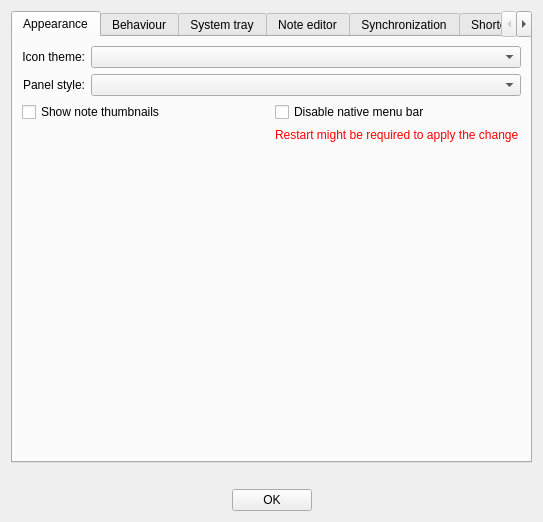
First picture: the form in lib/preferences/PreferencesDialog.ui, repository d1vanov/quentier, before the edit.
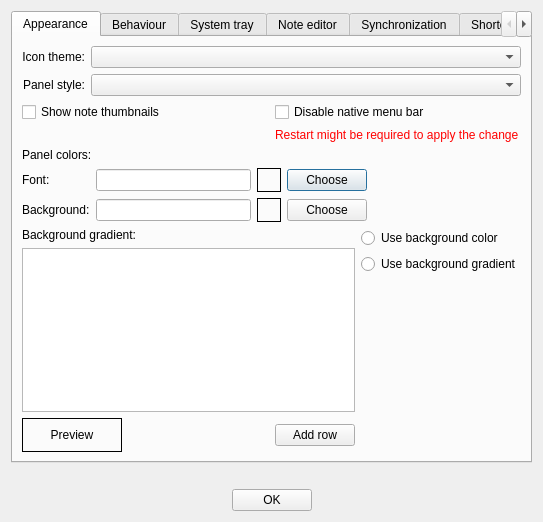
Second picture: the form after the edit. Custom widgets are drawn as their Qt base class.

Commit message: Issue #292: add UI for handling of extended panel colors customization

The edit to the form file:
```diff
--- a/lib/preferences/PreferencesDialog.ui
+++ b/lib/preferences/PreferencesDialog.ui
@@ -6,7 +6,7 @@
    <rect>
     <x>0</x>
     <y>0</y>
-    <width>531</width>
+    <width>539</width>
     <height>522</height>
    </rect>
   </property>
@@ -118,20 +118,229 @@
         </layout>
        </item>
        <item>
-        <spacer name="appearanceTabVerticalSpacer">
-         <property name="orientation">
-          <enum>Qt::Vertical</enum>
+        <widget class="QLabel" name="panelsColorsLabel">
+         <property name="text">
+          <string>Panel colors:</string>
          </property>
-         <property name="sizeType">
-          <enum>QSizePolicy::Expanding</enum>
-         </property>
-         <property name="sizeHint" stdset="0">
-          <size>
-           <width>468</width>
-           <height>10</height>
-          </size>
-         </property>
-        </spacer>
+        </widget>
+       </item>
+       <item>
+        <layout class="QGridLayout" name="gridLayout_2">
+         <item row="0" column="0">
+          <widget class="QLabel" name="panelsFontColorLabel">
+           <property name="text">
+            <string>Font:</string>
+           </property>
+           <property name="alignment">
+            <set>Qt::AlignLeading|Qt::AlignLeft|Qt::AlignVCenter</set>
+           </property>
+          </widget>
+         </item>
+         <item row="0" column="1">
+          <widget class="QLineEdit" name="panelsFontColorLineEdit"/>
+         </item>
+         <item row="0" column="2">
+          <widget class="QFrame" name="panelsFontColorDemoFrame">
+           <property name="minimumSize">
+            <size>
+             <width>24</width>
+             <height>24</height>
+            </size>
+           </property>
+           <property name="maximumSize">
+            <size>
+             <width>24</width>
+             <height>24</height>
+            </size>
+           </property>
+           <property name="frameShape">
+            <enum>QFrame::Box</enum>
+           </property>
+           <property name="frameShadow">
+            <enum>QFrame::Plain</enum>
+           </property>
+          </widget>
+         </item>
+         <item row="0" column="3">
+          <widget class="QPushButton" name="panelsFontColorPushButton">
+           <property name="text">
+            <string>Choose</string>
+           </property>
+          </widget>
+         </item>
+         <item row="0" column="4">
+          <spacer name="horizontalSpacer_2">
+           <property name="orientation">
+            <enum>Qt::Horizontal</enum>
+           </property>
+           <property name="sizeHint" stdset="0">
+            <size>
+             <width>40</width>
+             <height>20</height>
+            </size>
+           </property>
+          </spacer>
+         </item>
+         <item row="1" column="0">
+          <widget class="QLabel" name="panelsBackgroundColorLabel">
+           <property name="text">
+            <string>Background:</string>
+           </property>
+          </widget>
+         </item>
+         <item row="1" column="1">
+          <widget class="QLineEdit" name="panelsBackgroundColorLineEdit"/>
+         </item>
+         <item row="1" column="2">
+          <widget class="QFrame" name="panelsBackgroundColorDemoFrame">
+           <property name="minimumSize">
+            <size>
+             <width>24</width>
+             <height>24</height>
+            </size>
+           </property>
+           <property name="maximumSize">
+            <size>
+             <width>24</width>
+             <height>24</height>
+            </size>
+           </property>
+           <property name="frameShape">
+            <enum>QFrame::Box</enum>
+           </property>
+           <property name="frameShadow">
+            <enum>QFrame::Plain</enum>
+           </property>
+          </widget>
+         </item>
+         <item row="1" column="3">
+          <widget class="QPushButton" name="panelsBackgroundColorPushButton">
+           <property name="text">
+            <string>Choose</string>
+           </property>
+          </widget>
+         </item>
+         <item row="1" column="4">
+          <spacer name="horizontalSpacer_3">
+           <property name="orientation">
+            <enum>Qt::Horizontal</enum>
+           </property>
+           <property name="sizeHint" stdset="0">
+            <size>
+             <width>40</width>
+             <height>20</height>
+            </size>
+           </property>
+          </spacer>
+         </item>
+        </layout>
+       </item>
+       <item>
+        <layout class="QHBoxLayout" name="horizontalLayout_2">
+         <item>
+          <layout class="QVBoxLayout" name="panelsBackgroundGradientVerticalLayout">
+           <item>
+            <widget class="QLabel" name="panelsBackgroundGradientLabel">
+             <property name="text">
+              <string>Background gradient:</string>
+             </property>
+            </widget>
+           </item>
+           <item>
+            <widget class="QTableWidget" name="panelsBackgroindGradientTableWidget"/>
+           </item>
+           <item>
+            <layout class="QHBoxLayout" name="panelsBackgroundGradientBottomHorizontalLayout">
+             <item>
+              <widget class="QFrame" name="panelsBackgroundGradientDemoFrame">
+               <property name="minimumSize">
+                <size>
+                 <width>100</width>
+                 <height>0</height>
+                </size>
+               </property>
+               <property name="frameShape">
+                <enum>QFrame::Box</enum>
+               </property>
+               <property name="frameShadow">
+                <enum>QFrame::Plain</enum>
+               </property>
+               <layout class="QHBoxLayout" name="horizontalLayout">
+                <item>
+                 <widget class="QLabel" name="panelsBackgroundGradientDemoFrameTitleLabel">
+                  <property name="text">
+                   <string>Preview</string>
+                  </property>
+                  <property name="alignment">
+                   <set>Qt::AlignCenter</set>
+                  </property>
+                 </widget>
+                </item>
+               </layout>
+              </widget>
+             </item>
+             <item>
+              <spacer name="horizontalSpacer">
+               <property name="orientation">
+                <enum>Qt::Horizontal</enum>
+               </property>
+               <property name="sizeType">
+                <enum>QSizePolicy::Expanding</enum>
+               </property>
+               <property name="sizeHint" stdset="0">
+                <size>
+                 <width>10</width>
+                 <height>20</height>
+                </size>
+               </property>
+              </spacer>
+             </item>
+             <item>
+              <widget class="QPushButton" name="panelsBackgroundGradientAddRowPushButton">
+               <property name="text">
+                <string>Add row</string>
+               </property>
+              </widget>
+             </item>
+            </layout>
+           </item>
+          </layout>
+         </item>
+         <item>
+          <layout class="QVBoxLayout" name="panelsBackgroundColorOrGradientVerticalLayout">
+           <item>
+            <widget class="QRadioButton" name="panelsUseBackgroundColorRadioButton">
+             <property name="text">
+              <string>Use background color</string>
+             </property>
+            </widget>
+           </item>
+           <item>
+            <widget class="QRadioButton" name="panelsUseBackgroundGradientRadioButton">
+             <property name="text">
+              <string>Use background gradient</string>
+             </property>
+            </widget>
+           </item>
+           <item>
+            <spacer name="verticalSpacer">
+             <property name="orientation">
+              <enum>Qt::Vertical</enum>
+             </property>
+             <property name="sizeType">
+              <enum>QSizePolicy::Expanding</enum>
+             </property>
+             <property name="sizeHint" stdset="0">
+              <size>
+               <width>20</width>
+               <height>10</height>
+              </size>
+             </property>
+            </spacer>
+           </item>
+          </layout>
+         </item>
+        </layout>
        </item>
       </layout>
      </widget>
```
Left out of the diff: 34 changed lines with no effect on the pictures.
